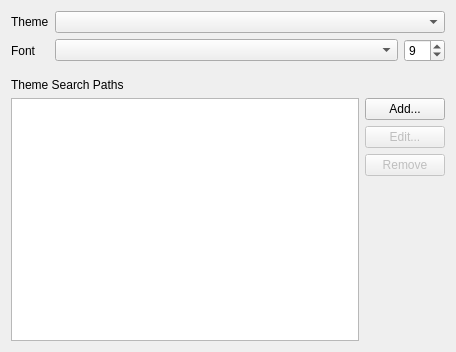
This is Plugins/org.blueberry.ui.qt/src/internal/berryQtStylePreferencePage.ui in MITK/MITK as Qt 5 draws it before an edit. The edited form follows.
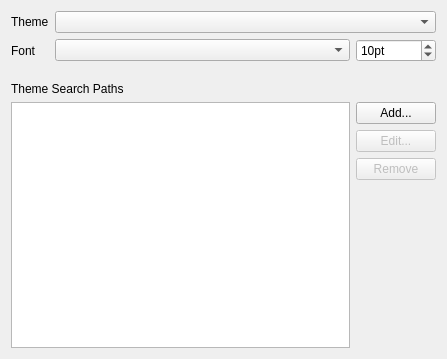
This is the edited form.

Commit message:
Simplify layout of Theme preference page
The font size spin box often was too narrow to display the font size.

The edit to the form file:
```diff
--- a/Plugins/org.blueberry.ui.qt/src/internal/berryQtStylePreferencePage.ui
+++ b/Plugins/org.blueberry.ui.qt/src/internal/berryQtStylePreferencePage.ui
@@ -6,151 +6,148 @@
    <rect>
     <x>0</x>
     <y>0</y>
-    <width>456</width>
-    <height>352</height>
+    <width>447</width>
+    <height>359</height>
    </rect>
   </property>
   <property name="windowTitle">
    <string>Form</string>
   </property>
-  <layout class="QVBoxLayout" name="verticalLayout_2">
-   <item>
     <layout class="QGridLayout" name="gridLayout">
-     <item row="1" column="0">
-      <widget class="QLabel" name="m_FontLabel">
-       <property name="text">
-        <string>Font</string>
-       </property>
-      </widget>
-     </item>
-     <item row="0" column="1" colspan="2">
-      <widget class="QComboBox" name="m_StylesCombo">
-       <property name="sizePolicy">
-        <sizepolicy hsizetype="Preferred" vsizetype="Fixed">
-         <horstretch>1</horstretch>
-         <verstretch>0</verstretch>
-        </sizepolicy>
-       </property>
-      </widget>
-     </item>
      <item row="1" column="2">
       <widget class="QSpinBox" name="m_FontSizeSpinBox">
        <property name="sizePolicy">
-        <sizepolicy hsizetype="Maximum" vsizetype="Fixed">
+      <sizepolicy hsizetype="Preferred" vsizetype="Fixed">
          <horstretch>0</horstretch>
          <verstretch>0</verstretch>
         </sizepolicy>
        </property>
+     <property name="suffix">
+      <string>pt</string>
+     </property>
        <property name="minimum">
         <number>6</number>
        </property>
        <property name="maximum">
-        <number>99</number>
+      <number>100</number>
        </property>
        <property name="value">
-        <number>9</number>
+      <number>10</number>
+     </property>
+    </widget>
+   </item>
+   <item row="3" column="2">
+    <widget class="QPushButton" name="m_AddButton">
+     <property name="sizePolicy">
+      <sizepolicy hsizetype="Preferred" vsizetype="Fixed">
+       <horstretch>0</horstretch>
+       <verstretch>0</verstretch>
+      </sizepolicy>
+     </property>
+     <property name="text">
+      <string>Add...</string>
+     </property>
+    </widget>
+   </item>
+   <item row="4" column="2">
+    <widget class="QPushButton" name="m_EditButton">
+     <property name="enabled">
+      <bool>false</bool>
+     </property>
+     <property name="sizePolicy">
+      <sizepolicy hsizetype="Preferred" vsizetype="Fixed">
+       <horstretch>0</horstretch>
+       <verstretch>0</verstretch>
+      </sizepolicy>
+     </property>
+     <property name="text">
+      <string>Edit...</string>
        </property>
       </widget>
      </item>
      <item row="0" column="0">
-      <widget class="QLabel" name="label">
+    <widget class="QLabel" name="themeLabel">
        <property name="text">
         <string>Theme</string>
        </property>
       </widget>
      </item>
-     <item row="1" column="1">
-      <widget class="QComboBox" name="m_FontComboBox">
-       <property name="sizePolicy">
-        <sizepolicy hsizetype="Preferred" vsizetype="Fixed">
-         <horstretch>1</horstretch>
-         <verstretch>0</verstretch>
-        </sizepolicy>
-       </property>
-      </widget>
-     </item>
-    </layout>
-   </item>
-   <item>
-    <spacer name="verticalSpacer_2">
+   <item row="6" column="2">
+    <spacer name="verticalSpacer">
      <property name="orientation">
-      <enum>Qt::Vertical</enum>
-     </property>
-     <property name="sizeType">
-      <enum>QSizePolicy::Fixed</enum>
+      <enum>Qt::Orientation::Vertical</enum>
      </property>
      <property name="sizeHint" stdset="0">
       <size>
        <width>20</width>
-       <height>10</height>
+       <height>154</height>
       </size>
      </property>
     </spacer>
    </item>
-   <item>
-    <widget class="QLabel" name="label_2">
-     <property name="text">
-      <string>Theme Search Paths</string>
-     </property>
-    </widget>
-   </item>
-   <item>
-    <layout class="QHBoxLayout" name="horizontalLayout_2">
-     <item>
+   <item row="3" column="0" rowspan="4" colspan="2">
       <widget class="QListWidget" name="m_PathList">
        <property name="selectionMode">
-        <enum>QAbstractItemView::ExtendedSelection</enum>
+      <enum>QAbstractItemView::SelectionMode::ExtendedSelection</enum>
        </property>
        <property name="sortingEnabled">
         <bool>true</bool>
        </property>
       </widget>
      </item>
-     <item>
-      <layout class="QVBoxLayout" name="verticalLayout">
-       <item>
-        <widget class="QPushButton" name="m_AddButton">
-         <property name="text">
-          <string>Add...</string>
-         </property>
-        </widget>
-       </item>
-       <item>
-        <widget class="QPushButton" name="m_EditButton">
-         <property name="enabled">
-          <bool>false</bool>
-         </property>
-         <property name="text">
-          <string>Edit...</string>
-         </property>
-        </widget>
-       </item>
-       <item>
+   <item row="5" column="2">
         <widget class="QPushButton" name="m_RemoveButton">
          <property name="enabled">
           <bool>false</bool>
          </property>
+     <property name="sizePolicy">
+      <sizepolicy hsizetype="Maximum" vsizetype="Fixed">
+       <horstretch>0</horstretch>
+       <verstretch>0</verstretch>
+      </sizepolicy>
+     </property>
          <property name="text">
           <string>Remove</string>
          </property>
         </widget>
        </item>
-       <item>
-        <spacer name="verticalSpacer">
-         <property name="orientation">
-          <enum>Qt::Vertical</enum>
-         </property>
-         <property name="sizeHint" stdset="0">
-          <size>
-           <width>20</width>
-           <height>40</height>
-          </size>
-         </property>
-        </spacer>
-       </item>
-      </layout>
-     </item>
-    </layout>
+   <item row="1" column="0">
+    <widget class="QLabel" name="fontLabel">
+     <property name="text">
+      <string>Font</string>
+     </property>
+    </widget>
+   </item>
+   <item row="2" column="0" colspan="2">
+    <widget class="QLabel" name="pathLabel">
+     <property name="text">
+      <string>
+Theme Search Paths</string>
+     </property>
+     <property name="margin">
+      <number>0</number>
+     </property>
+    </widget>
+   </item>
+   <item row="1" column="1">
+    <widget class="QComboBox" name="m_FontComboBox">
+     <property name="sizePolicy">
+      <sizepolicy hsizetype="MinimumExpanding" vsizetype="Fixed">
+       <horstretch>0</horstretch>
+       <verstretch>0</verstretch>
+      </sizepolicy>
+     </property>
+    </widget>
+   </item>
+   <item row="0" column="1" colspan="2">
+    <widget class="QComboBox" name="m_StylesCombo">
+     <property name="sizePolicy">
+      <sizepolicy hsizetype="Preferred" vsizetype="Fixed">
+       <horstretch>1</horstretch>
+       <verstretch>0</verstretch>
+      </sizepolicy>
+     </property>
+    </widget>
    </item>
   </layout>
  </widget>
```
Lines whose indentation alone changed are shown as unchanged.
